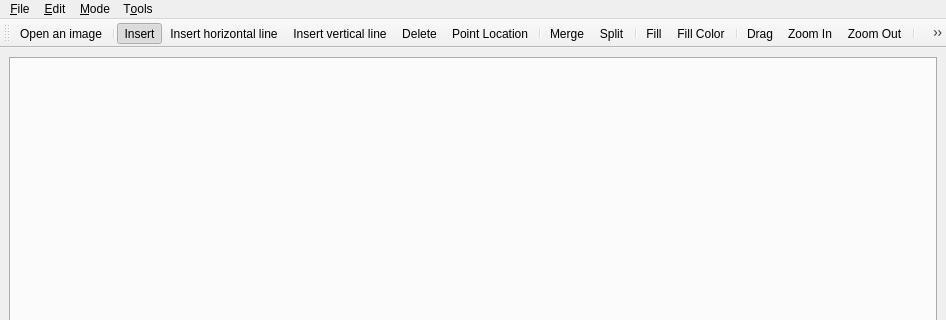
Before: the Qt Designer form demo/Arrangement_on_surface_2/qt/ArrangementDemoWindow.ui in oliviertournaire/QLabelling, drawn with Qt 5; both pictures show x 0 to 946 and y 0 to 320 of the 946 by 600 pixel window.
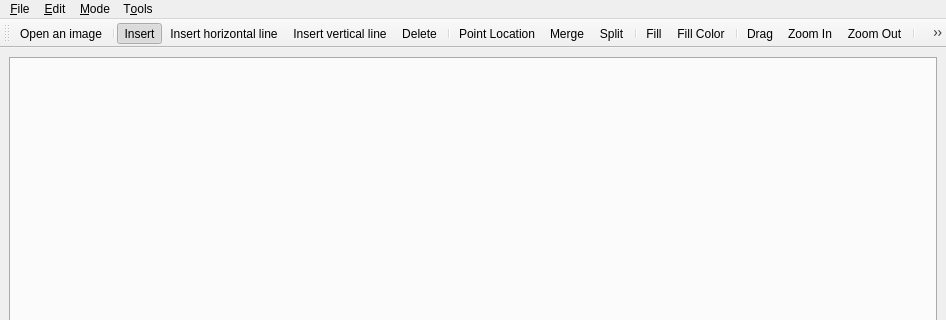
After: the same form once the commit is applied. Icons and pictures are not drawn.

```diff
--- a/demo/Arrangement_on_surface_2/qt/ArrangementDemoWindow.ui
+++ b/demo/Arrangement_on_surface_2/qt/ArrangementDemoWindow.ui
@@ -45,8 +45,8 @@
    <addaction name="actionInsert_horizontal_line"/>
    <addaction name="actionInsert_vertical_line"/>
    <addaction name="actionDelete"/>
+   <addaction name="separator"/>
    <addaction name="actionPointLocation"/>
-   <addaction name="separator"/>
    <addaction name="actionMerge"/>
    <addaction name="actionSplit"/>
    <addaction name="separator"/>
```
Left out of the diff: 22 changed lines with no effect on the pictures.
